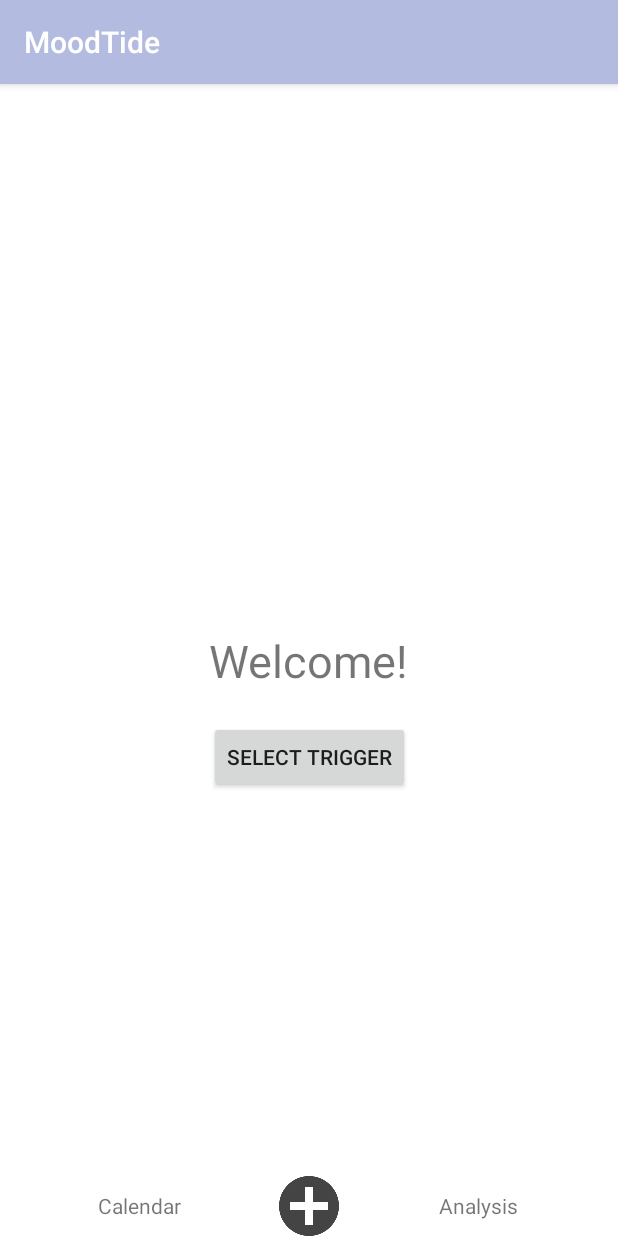
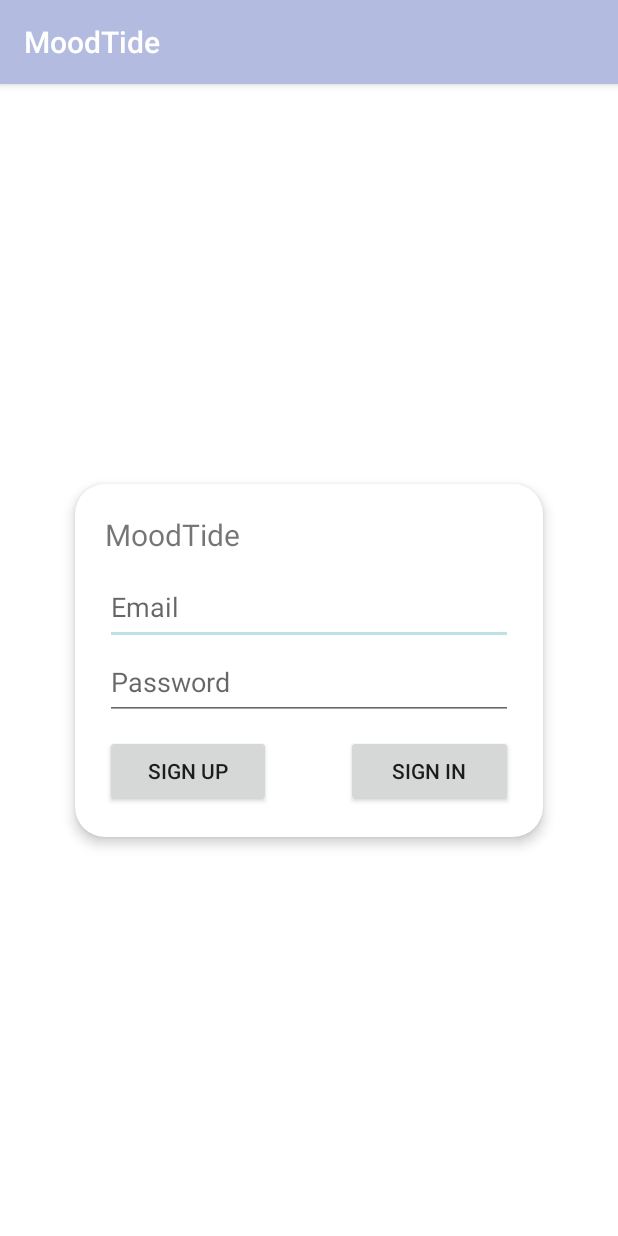
Before and after one commit to CS5520FeinbergSpring2024/team-project-group-29, an Android app: the screen it shows after launch (MainActivity), on a phone screen of 412 x 824 dp. Run offline under Robolectric (Android 15) with nearby library versions, the light colour scheme and no system bars; our stand-ins replace Firebase (no records; nobody signed in at launch, a user with empty details on screens opened directly).

Commit message:
Implemented Firebase Authentication and sign-up/sign-in activity

```diff
--- a/app/build.gradle.kts
+++ b/app/build.gradle.kts
@@ -40,5 +40,6 @@ dependencies {
     implementation ("com.google.android.flexbox:flexbox:3.0.0") // Replace with the latest version
     implementation(platform("com.google.firebase:firebase-bom:32.8.0")) // firebase BoM
     implementation("com.google.firebase:firebase-database")
+    implementation("com.google.firebase:firebase-auth")
 
 }
--- a/app/src/main/AndroidManifest.xml
+++ b/app/src/main/AndroidManifest.xml
@@ -14,6 +14,9 @@
         android:supportsRtl="true"
         android:theme="@style/AppTheme"
         tools:targetApi="31">
+        <activity
+            android:name=".HomeActivity"
+            android:exported="false" />
         <activity
             android:name=".addEntry.InputNote"
             android:exported="false" />
--- a/app/src/main/java/edu/northeastern/moodtide/MainActivity.java
+++ b/app/src/main/java/edu/northeastern/moodtide/MainActivity.java
@@ -1,47 +1,118 @@
 package edu.northeastern.moodtide;
 
+import android.content.Context;
+import android.content.Intent;
+import android.content.SharedPreferences;
+import android.os.Bundle;
+import android.os.PersistableBundle;
+import android.view.View;
+import android.widget.Button;
+import android.widget.EditText;
+import android.widget.Toast;
+
+import androidx.annotation.NonNull;
+import androidx.annotation.Nullable;
 import androidx.appcompat.app.AppCompatActivity;
 
-import android.content.Intent;
-import android.os.Bundle;
-import android.view.View;
-import android.widget.Button;
-import android.widget.ImageView;
+import com.google.android.gms.tasks.OnCompleteListener;
+import com.google.android.gms.tasks.OnFailureListener;
+import com.google.android.gms.tasks.OnSuccessListener;
+import com.google.android.gms.tasks.Task;
+import com.google.firebase.auth.AuthResult;
+import com.google.firebase.auth.FirebaseAuth;
+import com.google.firebase.auth.FirebaseUser;
+import com.google.firebase.database.DatabaseReference;
+import com.google.firebase.database.FirebaseDatabase;
 
-import edu.northeastern.moodtide.addEntry.SelectTrigger;
 import edu.northeastern.moodtide.addEntry.SelectionActivity;
-import edu.northeastern.moodtide.getQuote.GetQuote;
+import edu.northeastern.moodtide.object.User;
+
 
 public class MainActivity extends AppCompatActivity {
 
-    ImageView addEntry;
+    private FirebaseAuth mAuth;
+    private Button signIn, signUp;
+    private EditText emailInput, passwordInput;
+    private String email, password;
+
+    private DatabaseReference usersRef= FirebaseDatabase.getInstance().getReference();
 
     @Override
-    protected void onCreate(Bundle savedInstanceState) {
+    public void onCreate(Bundle savedInstanceState) {
+
         super.onCreate(savedInstanceState);
         setContentView(R.layout.activity_main);
 
-        // display daily quote
-        Thread thread = new Thread(new GetQuote(this));
-        thread.start();
-        // add entry when clicking "+"
-        addEntry = (ImageView) findViewById(R.id.nav_home);
-        addEntry.setOnClickListener(new View.OnClickListener() {
+        emailInput = (EditText)findViewById(R.id.emailEditText);
+        passwordInput = (EditText)findViewById(R.id.passwordEditText);
+        signUp = (Button)findViewById(R.id.signUpButton);
+        signIn = (Button)findViewById(R.id.signInButton);
+
+        mAuth = FirebaseAuth.getInstance();
+
+        signIn.setOnClickListener(new View.OnClickListener() {
             @Override
             public void onClick(View v) {
-                Intent intent = new Intent(MainActivity.this, SelectionActivity.class);
-                startActivity(intent);
+                signInUser();
             }
         });
-
-        // just for test purpose
-        Button selectTriggerButton = findViewById(R.id.button_select_trigger);
-        selectTriggerButton.setOnClickListener(new View.OnClickListener() {
+        signUp.setOnClickListener(new View.OnClickListener() {
             @Override
-            public void onClick(View view) {
-                Intent selectTriggerIntent = new Intent(MainActivity.this, SelectionActivity.class);
-                startActivity(selectTriggerIntent);
+            public void onClick(View v) {
+                signUpUser();
             }
         });
     }
+
+    private void signInUser(){
+        email = emailInput.getText().toString();
+        password = passwordInput.getText().toString();
+
+        mAuth.signInWithEmailAndPassword(email, password)
+                .addOnCompleteListener(MainActivity.this, new OnCompleteListener<AuthResult>() {
+                    @Override
+                    public void onComplete(@NonNull Task<AuthResult> task) {
+                        if (task.isSuccessful()) {
+                            // Sign in success, update UI with the signed-in user's information
+                            FirebaseUser user = mAuth.getCurrentUser();
+                            String uid = user.getUid();
+                            // Get SharedPreferences instance
+                            SharedPreferences sharedPreferences = getSharedPreferences("MyPrefs", Context.MODE_PRIVATE);
+                            SharedPreferences.Editor editor = sharedPreferences.edit();
+                            editor.putString("uid", uid);
+                            editor.apply();
+
+                            Intent intent = new Intent(MainActivity.this, HomeActivity.class);
+                            startActivity(intent);
+                        } else {
+                            // If sign in fails, display a message to the user.
+                            Toast.makeText(MainActivity.this, "Authentication failed.",
+                                    Toast.LENGTH_SHORT).show();
+                        }
+                    }
+                });
+    }
+    private void signUpUser(){
+        email = emailInput.getText().toString();
+        password = passwordInput.getText().toString();
+        mAuth.createUserWithEmailAndPassword(email, password)
+                .addOnCompleteListener(MainActivity.this, new OnCompleteListener<AuthResult>() {
+                    @Override
+                    public void onComplete(@NonNull Task<AuthResult> task) {
+                        if (task.isSuccessful()) {
+                            FirebaseUser user = mAuth.getCurrentUser();
+                            String uid = user.getUid();
+                            User addUser=new User(uid);
+                            usersRef.child(uid).setValue(addUser);
+                            Toast.makeText(MainActivity.this, "Successfully signed up.",
+                                    Toast.LENGTH_SHORT).show();
+
+                        } else {
+                            // If sign in fails, display a message to the user.
+                            Toast.makeText(MainActivity.this, "Authentication failed.",
+                                    Toast.LENGTH_SHORT).show();
+                        }
+                    }
+                });
+    }
 }
--- /dev/null
+++ b/app/src/main/java/edu/northeastern/moodtide/object/Entry.java
@@ -0,0 +1,4 @@
+package edu.northeastern.moodtide.object;
+
+public class Entry {
+}
--- a/app/src/main/res/layout/activity_main.xml
+++ b/app/src/main/res/layout/activity_main.xml
@@ -6,37 +6,75 @@
     android:layout_height="match_parent"
     tools:context=".MainActivity">
 
-    <TextView
-        android:id="@+id/text_welcome"
-        android:layout_width="wrap_content"
-        android:layout_height="wrap_content"
-        android:text="Welcome!"
-        android:textSize="30sp"
-        android:layout_marginStart="10dp"
-        android:layout_marginEnd="10dp"
-        app:layout_constraintBottom_toBottomOf="parent"
-        app:layout_constraintEnd_toEndOf="parent"
-        app:layout_constraintStart_toStartOf="parent"
-        app:layout_constraintTop_toTopOf="parent" />
-
-    <include
-        android:id="@+id/nav_main"
-        layout="@layout/bottom_nav_menu"
+    <androidx.cardview.widget.CardView
         android:layout_width="match_parent"
         android:layout_height="wrap_content"
+        app:layout_constraintTop_toTopOf="parent"
         app:layout_constraintBottom_toBottomOf="parent"
         app:layout_constraintStart_toStartOf="parent"
-        app:layout_constraintEnd_toEndOf="parent" />
+        app:layout_constraintEnd_toEndOf="parent"
+        android:layout_marginStart="50dp"
+        android:layout_marginEnd="50dp"
+        app:cardCornerRadius="20dp"
+        app:cardElevation="5dp">
 
-    <Button
-        android:layout_width="wrap_content"
-        android:layout_height="wrap_content"
-        android:id="@+id/button_select_trigger"
-        android:text="select trigger"
-        app:layout_constraintTop_toBottomOf="@+id/text_welcome"
-        app:layout_constraintStart_toStartOf="parent"
-        app:layout_constraintEnd_toEndOf="parent"
-        android:layout_marginTop="20dp">
-    </Button>
+        <LinearLayout
+            android:layout_width="match_parent"
+            android:layout_height="wrap_content"
+            android:orientation="vertical"
+            android:padding="20dp">
+
+            <TextView
+                android:layout_width="wrap_content"
+                android:layout_height="wrap_content"
+                android:text="MoodTide"
+                android:textSize="20dp"
+                android:layout_marginBottom="10dp"/>
+
+            <EditText
+                android:layout_width="match_parent"
+                android:layout_height="50dp"
+                android:id="@+id/emailEditText"
+                android:hint="Email"/>
+
+            <EditText
+                android:layout_width="match_parent"
+                android:layout_height="50dp"
+                android:id="@+id/passwordEditText"
+                android:hint="Password"
+                android:inputType="textPassword"/>
+
+            <LinearLayout
+                android:layout_width="match_parent"
+                android:layout_height="wrap_content"
+                android:orientation="horizontal"
+                android:layout_marginTop="10dp">
+
+                <Button
+                    android:id="@+id/signUpButton"
+                    android:layout_width="0dp"
+                    android:layout_height="wrap_content"
+                    android:layout_weight="1"
+                    android:text="Sign Up"/>
+
+                <Button
+                    android:id="@+id/signInButton"
+                    android:layout_width="0dp"
+                    android:layout_height="wrap_content"
+                    android:layout_marginStart="50dp"
+                    android:layout_weight="1"
+                    android:text="Sign In"/>
+
+            </LinearLayout>
+
+
+        </LinearLayout>
+
+
+
+
+
+
+    </androidx.cardview.widget.CardView>
 
 </androidx.constraintlayout.widget.ConstraintLayout>
--- a/app/src/main/res/values/strings.xml
+++ b/app/src/main/res/values/strings.xml
@@ -76,6 +76,4 @@
     <string name="Frightened">afraid or fearful</string>
 
 
-
-
 </resources>
```
Also changed, not shown: app/src/main/java/edu/northeastern/moodtide/HomeActivity.java (added, +37 -0 lines), app/src/main/java/edu/northeastern/moodtide/object/User.java (added, +36 -0 lines), app/src/main/res/layout/activity_home.xml (added, +32 -0 lines).
